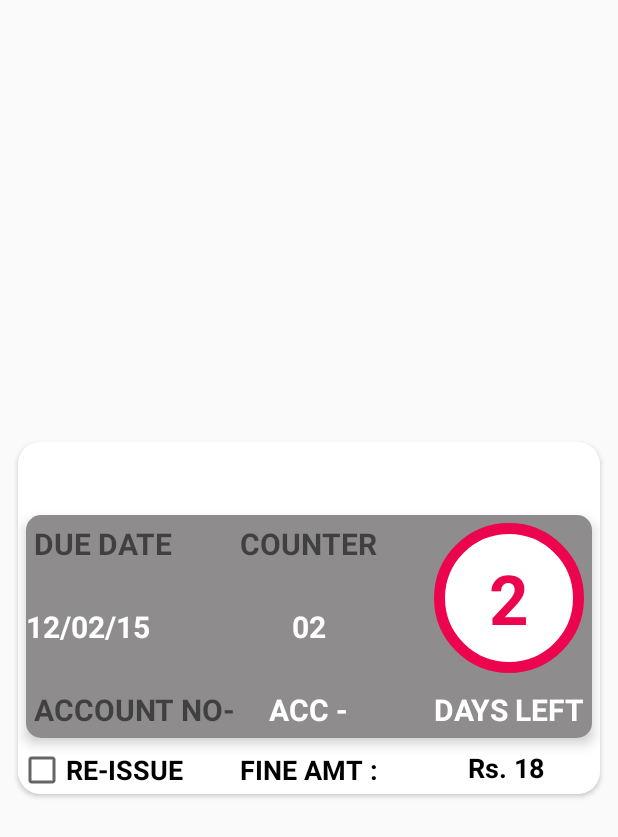
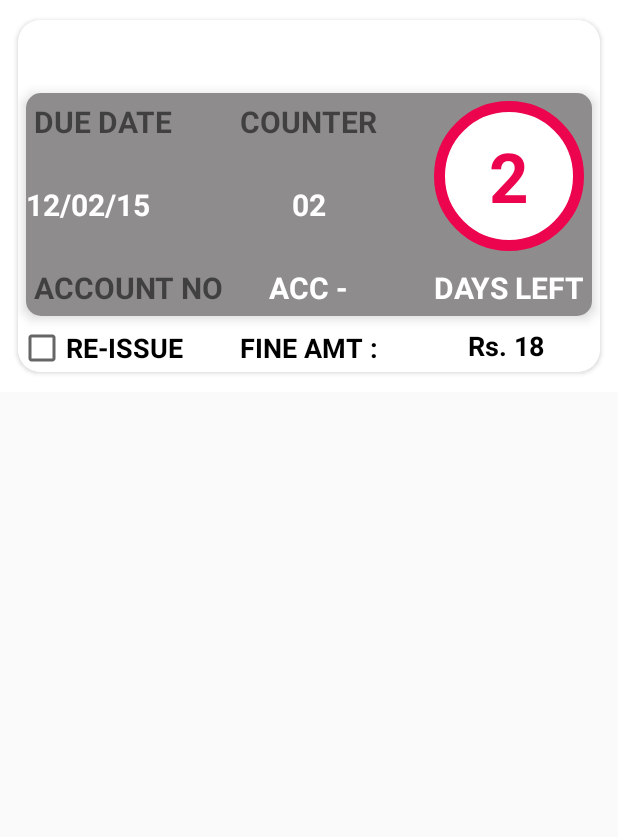
Before and after one commit to RishabhBhatnagar/MyLibApp, an Android app: the layout card_single_book.xml on its own in the app's theme, with its tools: preview values and no code run, on a phone screen of 412 x 824 dp. Shown: the top 837 px of the screen. Run offline under Robolectric (Android 15) with nearby library versions, the light colour scheme and no system bars; network calls fail.

Commit message:
few styling changes to card layout

```diff
--- a/app/src/main/res/layout/card_single_book.xml
+++ b/app/src/main/res/layout/card_single_book.xml
@@ -1,4 +1,8 @@
 <?xml version="1.0" encoding="utf-8"?>
+<RelativeLayout android:layout_width="wrap_content"
+    android:layout_height="wrap_content"
+    android:background="@drawable/selector_row"
+    xmlns:android="http://schemas.android.com/apk/res/android">
 <android.support.v7.widget.CardView
     xmlns:android="http://schemas.android.com/apk/res/android"
     xmlns:card_view="http://schemas.android.com/apk/res-auto"
@@ -133,7 +137,7 @@
                         android:layout_width="wrap_content"
                         android:layout_height="wrap_content"
                         android:textSize="@dimen/data_size"
-                        android:text="ACCOUNT NO-"
+                        android:text="ACCOUNT NO"
                         android:textStyle="bold"
                         />
                     <TextView
@@ -210,3 +214,4 @@
     </RelativeLayout>
 
 </android.support.v7.widget.CardView>
+    </RelativeLayout>
--- a/app/src/main/res/layout/individual_qna.xml
+++ b/app/src/main/res/layout/individual_qna.xml
@@ -5,8 +5,7 @@
     xmlns:card_view="http://schemas.android.com/apk/res-auto"
     android:layout_marginBottom="17dp"
     card_view:cardUseCompatPadding="true"
-    card_view:cardCornerRadius="12dp"
-
+    card_view:cardCornerRadius="13dp"
     >
     <LinearLayout
         android:layout_width="match_parent"
```
